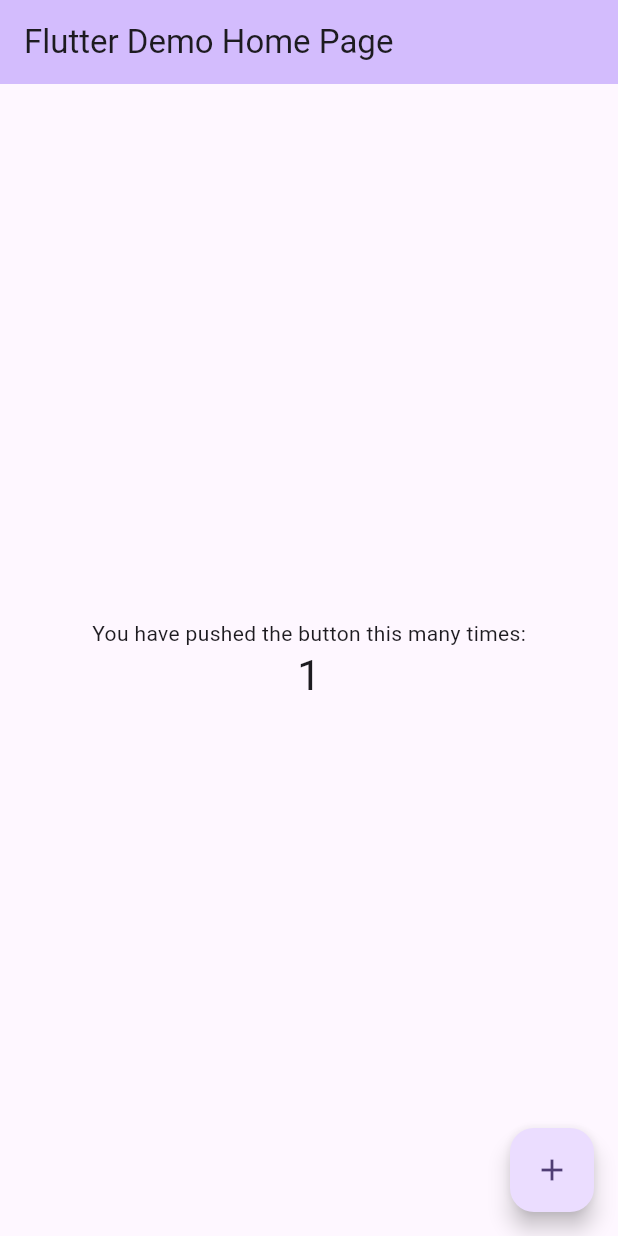
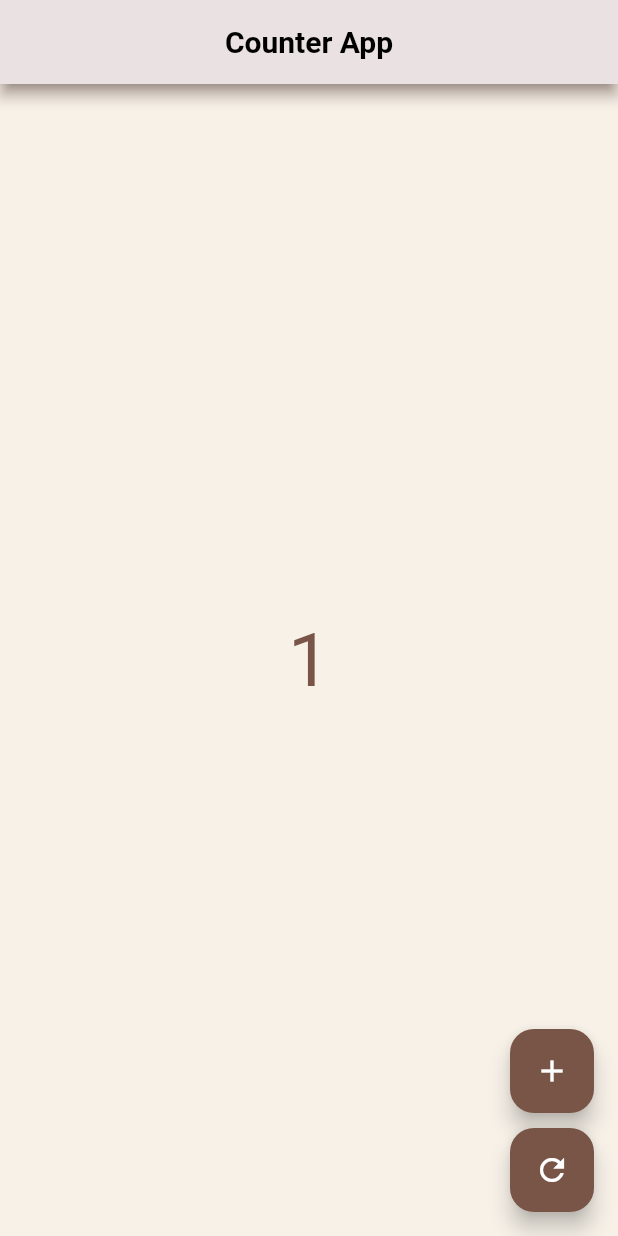
Before and after one commit to shahdrabia/Counter-App, a Flutter app: the screen it shows after launch, after a tap on the "add" icon, on a phone screen of 412 x 824 dp. Run offline on Flutter 3.47's test engine with Material 3 defaults, Android fonts, the phone set to English and light mode, and no system bars.

Commit message:
creating count button and refresh button to reset the counter

```diff
--- a/lib/main.dart
+++ b/lib/main.dart
@@ -1,122 +1,15 @@
+import 'package:counter_app/screens/home_screen.dart';
 import 'package:flutter/material.dart';
 
 void main() {
-  runApp(const MyApp());
+  runApp(CounterApp());
 }
 
-class MyApp extends StatelessWidget {
-  const MyApp({super.key});
-
-  // This widget is the root of your application.
-  @override
-  Widget build(BuildContext context) {
-    return MaterialApp(
-      title: 'Flutter Demo',
-      theme: ThemeData(
-        // This is the theme of your application.
-        //
-        // TRY THIS: Try running your application with "flutter run". You'll see
-        // the application has a purple toolbar. Then, without quitting the app,
-        // try changing the seedColor in the colorScheme below to Colors.green
-        // and then invoke "hot reload" (save your changes or press the "hot
-        // reload" button in a Flutter-supported IDE, or press "r" if you used
-        // the command line to start the app).
-        //
-        // Notice that the counter didn't reset back to zero; the application
-        // state is not lost during the reload. To reset the state, use hot
-        // restart instead.
-        //
-        // This works for code too, not just values: Most code changes can be
-        // tested with just a hot reload.
-        colorScheme: ColorScheme.fromSeed(seedColor: Colors.deepPurple),
-      ),
-      home: const MyHomePage(title: 'Flutter Demo Home Page'),
-    );
-  }
-}
-
-class MyHomePage extends StatefulWidget {
-  const MyHomePage({super.key, required this.title});
-
-  // This widget is the home page of your application. It is stateful, meaning
-  // that it has a State object (defined below) that contains fields that affect
-  // how it looks.
-
-  // This class is the configuration for the state. It holds the values (in this
-  // case the title) provided by the parent (in this case the App widget) and
-  // used by the build method of the State. Fields in a Widget subclass are
-  // always marked "final".
-
-  final String title;
-
-  @override
-  State<MyHomePage> createState() => _MyHomePageState();
-}
-
-class _MyHomePageState extends State<MyHomePage> {
-  int _counter = 0;
-
-  void _incrementCounter() {
-    setState(() {
-      // This call to setState tells the Flutter framework that something has
-      // changed in this State, which causes it to rerun the build method below
-      // so that the display can reflect the updated values. If we changed
-      // _counter without calling setState(), then the build method would not be
-      // called again, and so nothing would appear to happen.
-      _counter++;
-    });
-  }
+class CounterApp extends StatelessWidget {
+  const CounterApp({super.key});
 
   @override
   Widget build(BuildContext context) {
-    // This method is rerun every time setState is called, for instance as done
-    // by the _incrementCounter method above.
-    //
-    // The Flutter framework has been optimized to make rerunning build methods
-    // fast, so that you can just rebuild anything that needs updating rather
-    // than having to individually change instances of widgets.
-    return Scaffold(
-      appBar: AppBar(
-        // TRY THIS: Try changing the color here to a specific color (to
-        // Colors.amber, perhaps?) and trigger a hot reload to see the AppBar
-        // change color while the other colors stay the same.
-        backgroundColor: Theme.of(context).colorScheme.inversePrimary,
-        // Here we take the value from the MyHomePage object that was created by
-        // the App.build method, and use it to set our appbar title.
-        title: Text(widget.title),
-      ),
-      body: Center(
-        // Center is a layout widget. It takes a single child and positions it
-        // in the middle of the parent.
-        child: Column(
-          // Column is also a layout widget. It takes a list of children and
-          // arranges them vertically. By default, it sizes itself to fit its
-          // children horizontally, and tries to be as tall as its parent.
-          //
-          // Column has various properties to control how it sizes itself and
-          // how it positions its children. Here we use mainAxisAlignment to
-          // center the children vertically; the main axis here is the vertical
-          // axis because Columns are vertical (the cross axis would be
-          // horizontal).
-          //
-          // TRY THIS: Invoke "debug painting" (choose the "Toggle Debug Paint"
-          // action in the IDE, or press "p" in the console), to see the
-          // wireframe for each widget.
-          mainAxisAlignment: MainAxisAlignment.center,
-          children: <Widget>[
-            const Text('You have pushed the button this many times:'),
-            Text(
-              '$_counter',
-              style: Theme.of(context).textTheme.headlineMedium,
-            ),
-          ],
-        ),
-      ),
-      floatingActionButton: FloatingActionButton(
-        onPressed: _incrementCounter,
-        tooltip: 'Increment',
-        child: const Icon(Icons.add),
-      ), // This trailing comma makes auto-formatting nicer for build methods.
-    );
+    return MaterialApp(debugShowCheckedModeBanner: false, home: HomeScreen());
   }
 }
--- a/lib/screens/home_screen.dart
+++ b/lib/screens/home_screen.dart
@@ -0,0 +1,67 @@
+import 'package:flutter/material.dart';
+
+class HomeScreen extends StatefulWidget {
+  const HomeScreen({super.key});
+
+  @override
+  State<HomeScreen> createState() => _HomeScreenState();
+}
+
+class _HomeScreenState extends State<HomeScreen> {
+  int count = 0;
+  @override
+  Widget build(BuildContext context) {
+    return Scaffold(
+      backgroundColor: Color(0xFFF7F1E8),
+      appBar: AppBar(
+        centerTitle: true,
+        elevation: 4,
+        shadowColor: Colors.brown,
+        backgroundColor: Color(0xFFF7F1E8),
+        title: Text(
+          'Counter App',
+          style: TextStyle(
+            color: Colors.black,
+            fontSize: 20,
+            fontWeight: FontWeight.bold,
+          ),
+        ),
+      ),
+      body: Center(
+        child: Text(
+          "$count",
+          style: TextStyle(
+            color: Colors.brown,
+            fontSize: 50,
+            fontWeight: FontWeight.w400,
+          ),
+        ),
+      ),
+
+      floatingActionButton: Column(
+        mainAxisAlignment: MainAxisAlignment.end,
+        children: [
+          FloatingActionButton(
+            backgroundColor: Colors.brown,
+            onPressed: () {
+              setState(() {
+                count++;
+              });
+            },
+            child: Icon(Icons.add, color: Colors.white),
+          ),
+          SizedBox(height: 10),
+          FloatingActionButton(
+            backgroundColor: Colors.brown,
+            onPressed: () {
+              setState(() {
+                count = 0;
+              });
+            },
+            child: Icon(Icons.refresh, color: Colors.white),
+          ),
+        ],
+      ),
+    );
+  }
+}
```
Also changed, not shown: 1 other file.
